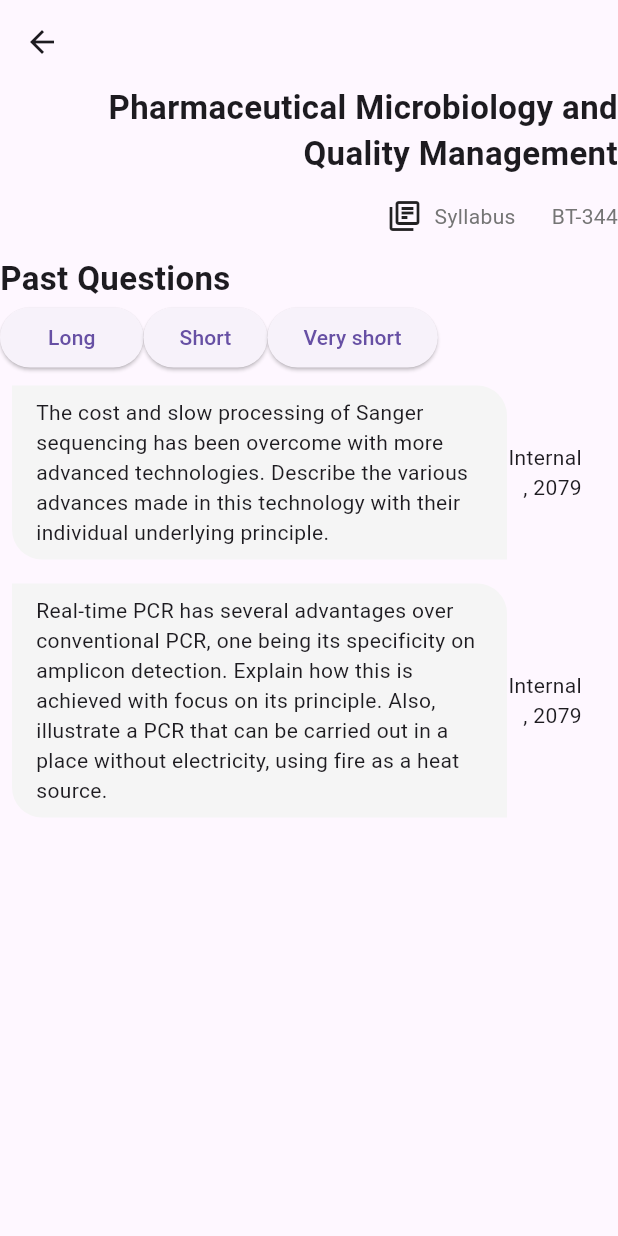
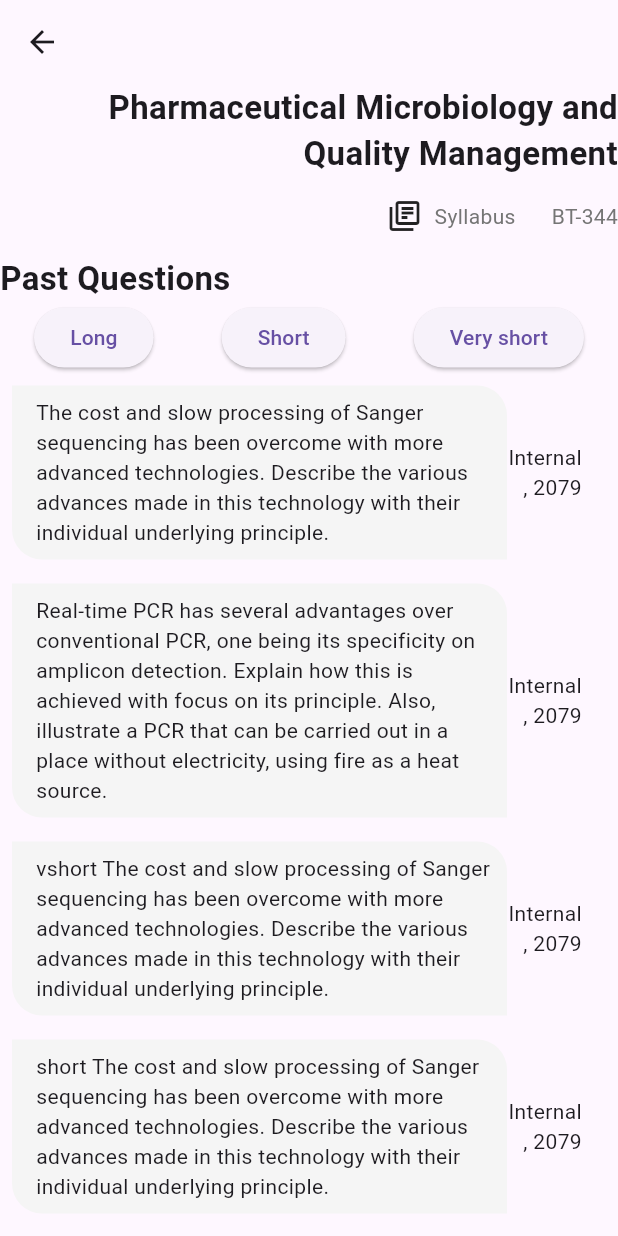
Before and after one commit to rizanB/past_qns, a Flutter app: the screen it shows after launch, after a tap on an icon or button, on a phone screen of 412 x 824 dp. Run offline on Flutter 3.47's test engine with Material 3 defaults, Android fonts, the phone set to English and light mode, and no system bars.

```diff
--- a/lib/CourseDetailPage.dart
+++ b/lib/CourseDetailPage.dart
@@ -3,7 +3,7 @@
 import 'package:flutter/material.dart';
 import './data/courses.dart';
 
-class CourseDetailPage extends StatelessWidget {
+class CourseDetailPage extends StatefulWidget {
   final int course_id;
   final String course_code;
   final String course_name;
@@ -16,15 +16,33 @@ class CourseDetailPage extends StatelessWidget {
       required this.questions});
 
   @override
+  State<CourseDetailPage> createState() => _CourseDetailPageState();
+}
+
+class _CourseDetailPageState extends State<CourseDetailPage> {
+  String selectedFilter = "long"; // Initial filter set to "long"
+  Map<String, dynamic> selectedCourse = {};
+  List<dynamic> questionList = [];
+
+  @override
+  void initState() {
+ // Find the selected course based on course_id
+     selectedCourse =
+        courses.firstWhere((course) => course["course_id"] == widget.course_id);
+           // Get the question list from the selected course
+     questionList = selectedCourse["question_list"];
+      super.initState();
+  }
+
+  List<dynamic> filterQuestionFromType(String type) {
+    return questionList = selectedCourse["question_list"].where((element) =>
+       element['type'] == type
+  ).toList();
+  }
+
+  @override
   Widget build(BuildContext context) {
-    // Find the selected course based on course_id
-    final selectedCourse =
-        courses.firstWhere((course) => course["course_id"] == course_id);
-
-    // Get the question list from the selected course
-    final questionList = selectedCourse["question_list"] as List?;
-
-    if (questionList != null) {
+    if (questionList.isNotEmpty) {
       return Scaffold(
         appBar: AppBar(
             // title: Text(course_name),
@@ -32,7 +50,7 @@ class CourseDetailPage extends StatelessWidget {
         body: ListView(
           children: [
             Text(
-              course_name,
+              widget.course_name,
               style: TextStyle(fontSize: 22.0, fontWeight: FontWeight.bold),
               textAlign: TextAlign.right,
             ),
@@ -50,7 +68,7 @@ class CourseDetailPage extends StatelessWidget {
                 ),
                 SizedBox(width: 16, height: 2),
                 Text(
-                  course_code.toUpperCase(),
+                  widget.course_code.toUpperCase(),
                   style: TextStyle(fontSize: 14.0, color: Colors.grey[600]),
                   textAlign: TextAlign.right, // Customize as needed
                 ),
@@ -58,25 +76,44 @@ class CourseDetailPage extends StatelessWidget {
             ),
             SizedBox(width: 8.0, height: 8.0),
 
-            Text("Past Questions",
-            style: TextStyle(
-              fontSize: 22.0, fontWeight: FontWeight.bold
-            ),),
+            Text(
+              "Past Questions",
+              style: TextStyle(fontSize: 22.0, fontWeight: FontWeight.bold),
+            ),
 
 // buttons to filter long, short and v-short qns
             Row(
+              mainAxisAlignment: MainAxisAlignment.spaceAround,
               children: [
-                ElevatedButton(onPressed: () => {}, child: Padding(
-                  padding: const EdgeInsets.all(8.0),
+                ElevatedButton(
+                  onPressed: () {
+                    setState(() {
+                    filterQuestionFromType('long');
+                    });
+                  },
                   child: Text("Long"),
-                )),
-                ElevatedButton(onPressed: () => {}, child: Text("Short")),
-                ElevatedButton(onPressed: () => {}, child: Text("Very short")),
+                ),
+                ElevatedButton(
+                    onPressed: () {
+                      setState(() {
+                      filterQuestionFromType('short');
+                      });
+
+                    },
+                    child: Text("Short")),
+                ElevatedButton(
+                    onPressed: () {
+                      setState(() {
+                     filterQuestionFromType('very-short');
+                      });
+                    },
+                    child: Text("Very short")),
               ],
             ),
 
             // section for generating qns from list
-            ListView.builder(
+            StatefulBuilder(
+              builder: (context, setState) => ListView.builder(
                 itemCount: questionList.length, // Use question list length
                 shrinkWrap: true,
                 itemBuilder: (context, index) {
@@ -84,7 +121,6 @@ class CourseDetailPage extends StatelessWidget {
                   final questionText = question["question"];
                   final appearedIn = question["appeared_in"];
 
-                // You can further customize the display of questions here
                     return Padding(
                       padding: const EdgeInsets.all(8.0),
                       child: Row(
@@ -95,10 +131,10 @@ class CourseDetailPage extends StatelessWidget {
                               decoration: BoxDecoration(
                                 color: Colors.grey[100],
                                 borderRadius: BorderRadius.only(
-                              topLeft:
-                                  Radius.circular(0.0), // No radius on top left
-                              topRight:
-                                  Radius.circular(20.0), // Adjust as desired
+                                  topLeft: Radius.circular(
+                                      0.0), // No radius on top left
+                                  topRight: Radius.circular(
+                                      20.0), // Adjust as desired
                                   bottomLeft: Radius.circular(
                                       20.0), // No radius on bottom right
                                   bottomRight:
@@ -106,8 +142,8 @@ class CourseDetailPage extends StatelessWidget {
                                 ),
                               ),
                               child: Padding(
-                            padding:
-                                const EdgeInsets.fromLTRB(16.0, 8.0, 8.0, 8.0),
+                                padding: const EdgeInsets.fromLTRB(
+                                    16.0, 8.0, 8.0, 8.0),
                                 child: Text(questionText),
                               ),
                             ),
@@ -125,7 +161,9 @@ class CourseDetailPage extends StatelessWidget {
                         ],
                       ),
                     );
+
                 },
+              ),
             ),
           ],
         ),
@@ -134,7 +172,7 @@ class CourseDetailPage extends StatelessWidget {
       // Handle the case where questionList is null (e.g., display message)
       return Scaffold(
         appBar: AppBar(
-          title: Text(course_name),
+          title: Text(widget.course_name),
         ),
         body: Center(
           child: Text('No questions found for this course'),
--- a/lib/data/courses.dart
+++ b/lib/data/courses.dart
@@ -20,13 +20,27 @@ const courses = [
         "question":
             "Real-time PCR has several advantages over conventional PCR, one being its specificity on amplicon detection. Explain how this is achieved with focus on its principle. Also, illustrate a PCR that can be carried out in a place without electricity, using fire as a heat source.",
         "appeared_in": ["Internal, 2079"]
+      },
+      {
+        "id": 1,
+        "type": "very-short",
+        "question":
+            "vshort The cost and slow processing of Sanger sequencing has been overcome with more advanced technologies. Describe the various advances made in this technology with their individual underlying principle.",
+        "appeared_in": ["Internal, 2079"]
+      },
+      {
+        "id": 1,
+        "type": "short",
+        "question":
+            "short The cost and slow processing of Sanger sequencing has been overcome with more advanced technologies. Describe the various advances made in this technology with their individual underlying principle.",
+        "appeared_in": ["Internal, 2079"]
       }
     ]
   },
   {
     "course_name": "Molecular Cell Biology",
     "course_id": 2,
-    "course_code": "bt-344",
+    "course_code": "bt-401",
     "questions": 85,
     "question_list": [
       {
--- a/lib/main.dart
+++ b/lib/main.dart
@@ -1,6 +1,7 @@
 import 'package:flutter/material.dart';
 import './CourseDetailPage.dart';
 import './data/courses.dart';
+// import './test.dart';
 
 class CourseCard extends StatelessWidget {
   final int course_id;
@@ -91,7 +92,7 @@ class MyApp extends StatelessWidget {
           crossAxisCount: 2, // Two columns
           mainAxisSpacing: 10.0, // Spacing between cards
           crossAxisSpacing: 10.0, // Spacing between columns
-          childAspectRatio: 0.7, // Adjust aspect ratio as needed
+          childAspectRatio: 1.8, // Adjust aspect ratio as needed
           padding: const EdgeInsets.all(16.0), // Add padding around the grid
           children: List.generate(courses.length, (index) {
 
```
Also changed, not shown: 2 other files. Lines whose indentation alone changed are shown as unchanged.
